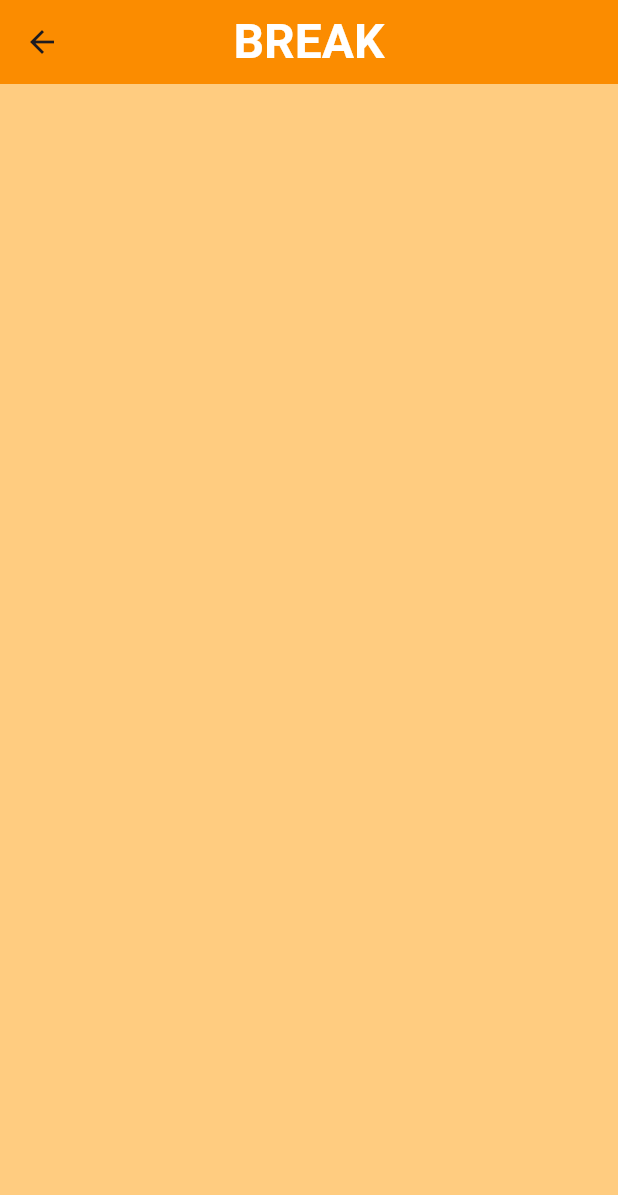
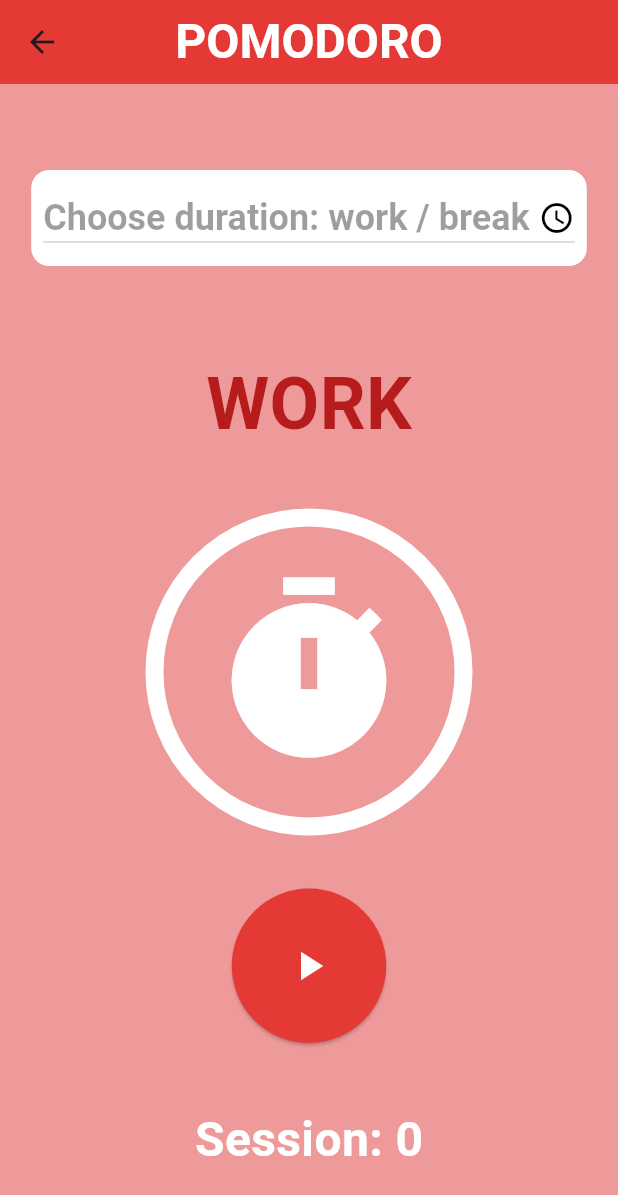
Before and after one commit to Nevsh/CPD-Projekt, a Flutter app: the screen it shows after launch, after a tap on "Break", on a phone screen of 412 x 824 dp. Shown: the top 1195 px of the screen. Run offline on Flutter 3.47's test engine with Material 3 defaults, Android fonts, the phone set to English and light mode, and no system bars; missing offline and left inert: flutter_ringtone_player.

Commit message:
Adding/Refactoring
Adding:
- Pomodoro Timer mit work und break Phase
- Counter der Anzahl Pomodoro Sessions zählt
- neue Dateien
  + timer_widgets
  + timer_dropdown_widget
  + timer_model
  + pomodoro_timer_model
  + meditation_timer_model

Refactoring:
- Umbenennung
  + break_page -> pomodoro_page

```diff
--- a/lib/main.dart
+++ b/lib/main.dart
@@ -1,15 +1,16 @@
-import 'package:cpd_project/pages/break_page.dart';
 import 'package:cpd_project/pages/exercise_page.dart';
 import 'package:cpd_project/pages/history_page.dart';
 import 'package:cpd_project/pages/home_page.dart';
 import 'package:cpd_project/pages/main_page.dart';
 import 'package:cpd_project/pages/meditation_page.dart';
+import 'package:cpd_project/pages/pomodoro_page.dart';
 import 'package:cpd_project/pages/review_page.dart';
 import 'package:flutter/material.dart';
 import 'package:provider/provider.dart';
 
-import 'models/home_navigation_bar.dart';
-import 'models/meditation_timer.dart';
+import 'models/home_navigation_bar_model.dart';
+import 'models/meditation_timer_model.dart';
+import 'models/pomodoro_timer_model.dart';
 
 void main() {
   runApp(ChangeNotifierProvider(
@@ -26,6 +27,7 @@ class MyApp extends StatelessWidget {
     return MultiProvider(
       providers: [
         ChangeNotifierProvider(create: (context) => MeditationTimerModel()),
+        ChangeNotifierProvider(create: (context) => PomodoroTimerModel()),
         ChangeNotifierProvider(create: (context) => HomeNavigationBarModel()),
       ],
       child: MaterialApp(
--- a/lib/models/meditation_timer.dart
+++ /dev/null
@@ -1,67 +0,0 @@
-import 'dart:async';
-
-import 'package:flutter/material.dart';
-
-class MeditationTimerModel extends ChangeNotifier {
-  int? _time;
-  int _timeInSec = 1;
-  int _maxTime = 1;
-  Timer? _timer;
-
-  int? get time => _time;
-  int get timeInSec => _timeInSec;
-  int get maxTime => _maxTime;
-  Timer? get timer => _timer;
-
-  void timerSet(int? selectedTime) {
-    if (selectedTime is int) {
-      _time = selectedTime;
-      _timeInSec = selectedTime * 60;
-      _maxTime = selectedTime * 60;
-      notifyListeners();
-    }
-  }
-
-  void startTimer() {
-    _timer = Timer.periodic(const Duration(seconds: 1), (_) {
-      if (_timeInSec > 0) {
-        _timeInSec--;
-      } else {
-        stopTimer(reset: false);
-      }
-      notifyListeners();
-    });
-  }
-
-  void stopTimer({bool reset = true}) {
-    if (reset) {
-      resetTimer();
-    }
-
-    if (_timer is Timer) {
-      _timer?.cancel();
-      notifyListeners();
-    }
-  }
-
-  void resetTimer() {
-    _timeInSec = _maxTime;
-    notifyListeners();
-  }
-
-  String formatTime(int seconds) {
-    // Berechne Stunden, Minuten und Sekunden
-    // int hours = seconds ~/ 3600;
-    int minutes = (seconds % 3600) ~/ 60;
-    int secs = seconds % 60;
-
-    // Formatiere die Werte als zweistellige Strings
-    // String hoursStr = hours.toString().padLeft(2, '0');
-    String minutesStr = minutes.toString().padLeft(2, '0');
-    String secondsStr = secs.toString().padLeft(2, '0');
-
-    // Setze die Werte im Format HH:MM:SS zusammen
-    // return '$hoursStr:$minutesStr:$secondsStr';
-    return '$minutesStr:$secondsStr';
-  }
-}
--- /dev/null
+++ b/lib/models/meditation_timer_model.dart
@@ -0,0 +1,3 @@
+import 'package:cpd_project/models/timer_model.dart';
+
+class MeditationTimerModel extends TimerModel {}
--- /dev/null
+++ b/lib/models/pomodoro_timer_model.dart
@@ -0,0 +1,56 @@
+import 'dart:async';
+
+import 'package:cpd_project/models/timer_model.dart';
+import 'package:flutter_ringtone_player/flutter_ringtone_player.dart';
+
+class PomodoroTimerModel extends TimerModel {
+  int _breakTime = 0;
+  int _timeSelected = 0;
+  bool _focusSessionDone = false;
+  int _session = 0;
+
+  int get breakTime => _breakTime;
+  int get timeSelected => _timeSelected;
+  bool get focusSessionDone => _focusSessionDone;
+  int get session => _session;
+
+  @override
+  void timerSet(int? selectedTime) {
+    if (selectedTime is int) {
+      time = selectedTime;
+      timeInSec = selectedTime * 60;
+      maxTime = selectedTime * 60;
+      _timeSelected = selectedTime * 60;
+      if (selectedTime == 25) {
+        _breakTime = 5 * 60;
+      } else if (selectedTime == 50) {
+        _breakTime = 10 * 60;
+      } else {
+        _breakTime = 20 * 60;
+      }
+      notifyListeners();
+    }
+  }
+
+  @override
+  void startTimer() {
+    timer = Timer.periodic(const Duration(milliseconds: 1), (_) {
+      if (timeInSec > 0) {
+        timeInSec--;
+      } else {
+        FlutterRingtonePlayer().playNotification();
+        if (_focusSessionDone) {
+          stopTimer(reset: false);
+          _focusSessionDone = false;
+          maxTime = _timeSelected;
+        } else {
+          _focusSessionDone = true;
+          timeInSec = _breakTime;
+          maxTime = _breakTime;
+          _session++;
+        }
+      }
+      notifyListeners();
+    });
+  }
+}
--- /dev/null
+++ b/lib/models/timer_model.dart
@@ -0,0 +1,69 @@
+import 'dart:async';
+
+import 'package:flutter/material.dart';
+import 'package:flutter_ringtone_player/flutter_ringtone_player.dart';
+
+class TimerModel extends ChangeNotifier {
+  int? time;
+  int timeInSec = 1;
+  int maxTime = 1;
+  Timer? timer;
+
+  void timerSet(int? selectedTime) {
+    if (selectedTime is int) {
+      time = selectedTime;
+      timeInSec = selectedTime * 60;
+      maxTime = selectedTime * 60;
+      notifyListeners();
+    }
+  }
+
+  void startTimer() {
+    timer = Timer.periodic(const Duration(milliseconds: 10), (_) {
+      if (timeInSec > 0) {
+        timeInSec--;
+      } else {
+        FlutterRingtonePlayer().playNotification();
+        stopTimer(reset: false);
+      }
+      notifyListeners();
+    });
+  }
+
+  void stopTimer({bool reset = true}) {
+    if (reset) {
+      resetTimer();
+    }
+
+    if (timer is Timer) {
+      timer?.cancel();
+      notifyListeners();
+    }
+  }
+
+  void resetTimer() {
+    timeInSec = maxTime;
+    notifyListeners();
+  }
+
+  double calcTimeProgress() {
+    return (1 - timeInSec / maxTime);
+  }
+
+  String formatTime(int seconds) {
+    // Berechne Stunden, Minuten und Sekunden
+    int hours = seconds ~/ 3600;
+    int minutes = (seconds % 3600) ~/ 60;
+    int secs = seconds % 60;
+
+    // Formatiere die Werte als zweistellige Strings
+    String hoursStr = hours.toString().padLeft(1, '0');
+    String minutesStr = minutes.toString().padLeft(2, '0');
+    String secondsStr = secs.toString().padLeft(2, '0');
+
+    // Setze die Werte im Format H:MM:SS oder MM:SS zusammen
+    return hours > 0
+        ? '$hoursStr:$minutesStr:$secondsStr'
+        : '$minutesStr:$secondsStr';
+  }
+}
--- a/lib/pages/break_page.dart
+++ /dev/null
@@ -1,24 +0,0 @@
-import 'package:flutter/material.dart';
-
-class BreakPage extends StatelessWidget {
-  const BreakPage({super.key});
-
-  @override
-  Widget build(BuildContext context) {
-    return Scaffold(
-      backgroundColor: Colors.orange[200],
-      appBar: AppBar(
-        title: const Text(
-          'BREAK',
-          style: TextStyle(
-            fontSize: 32,
-            fontWeight: FontWeight.bold,
-            color: Colors.white,
-          ),
-        ),
-        centerTitle: true,
-        backgroundColor: Colors.orange[600],
-      ),
-    );
-  }
-}
--- a/lib/pages/main_page.dart
+++ b/lib/pages/main_page.dart
@@ -2,7 +2,7 @@ import 'package:cpd_project/pages/history_page.dart';
 import 'package:flutter/material.dart';
 import 'package:provider/provider.dart';
 
-import '../models/home_navigation_bar.dart';
+import '../models/home_navigation_bar_model.dart';
 import 'home_page.dart';
 
 class MainPage extends StatelessWidget {
--- /dev/null
+++ b/lib/pages/pomodoro_page.dart
@@ -0,0 +1,78 @@
+import 'package:cpd_project/models/pomodoro_timer_model.dart';
+import 'package:flutter/material.dart';
+import 'package:provider/provider.dart';
+
+import '../widgets/timer_dropdown_widget.dart';
+import '../widgets/timer_wigets.dart';
+
+class BreakPage extends StatelessWidget {
+  const BreakPage({super.key});
+
+  @override
+  Widget build(BuildContext context) {
+    return Consumer<PomodoroTimerModel>(
+      builder: (context, value, child) => Scaffold(
+        backgroundColor: Colors.red[200],
+        appBar: AppBar(
+          title: const Text(
+            'POMODORO',
+            style: TextStyle(
+              fontSize: 32,
+              fontWeight: FontWeight.bold,
+              color: Colors.white,
+            ),
+          ),
+          centerTitle: true,
+          backgroundColor: Colors.red[600],
+        ),
+        body: Column(
+          mainAxisAlignment: MainAxisAlignment.spaceEvenly,
+          children: [
+            Center(
+              child: Padding(
+                padding: const EdgeInsets.all(16.0),
+                child: TimerDropdown(
+                  items: const [
+                    DropdownMenuItem(
+                      value: 25,
+                      child: Text('25 / 5 min'),
+                    ),
+                    DropdownMenuItem(
+                      value: 50,
+                      child: Text('50 / 10 min'),
+                    ),
+                    DropdownMenuItem(
+                      value: 90,
+                      child: Text('90 / 20 min'),
+                    ),
+                  ],
+                  value: value.time,
+                  onChanged: value.timerSet,
+                  hintText: 'Choose duration: work / break ',
+                ),
+              ),
+            ),
+            Text(
+              value.focusSessionDone || value.timeInSec == 0 ? 'BREAK' : 'WORK',
+              style: TextStyle(
+                  fontSize: 48,
+                  fontWeight: FontWeight.bold,
+                  color: value.focusSessionDone || value.timeInSec == 0
+                      ? Colors.blue[900]
+                      : Colors.red[900]),
+            ),
+            createTimer(context, value, true),
+            createButton(value, Colors.red[600]),
+            Text(
+              'Session: ${value.session}',
+              style: const TextStyle(
+                  fontSize: 32,
+                  fontWeight: FontWeight.bold,
+                  color: Colors.white),
+            ),
+          ],
+        ),
+      ),
+    );
+  }
+}
--- /dev/null
+++ b/lib/widgets/timer_dropdown_widget.dart
@@ -0,0 +1,42 @@
+import 'package:flutter/material.dart';
+
+class TimerDropdown extends StatelessWidget {
+  final List<DropdownMenuItem<int>> items;
+  final int? value;
+  final ValueChanged<int?> onChanged;
+  final String hintText;
+
+  const TimerDropdown(
+      {super.key,
+      required this.items,
+      required this.value,
+      required this.onChanged,
+      required this.hintText});
+
+  @override
+  Widget build(BuildContext context) {
+    return Container(
+      padding: const EdgeInsets.all(8),
+      decoration: BoxDecoration(
+        color: Colors.white,
+        borderRadius: BorderRadius.circular(12),
+      ),
+      child: DropdownButton<int>(
+        icon: const Icon(Icons.watch_later_outlined),
+        iconEnabledColor: Colors.black,
+        style: const TextStyle(
+          fontSize: 24,
+          fontWeight: FontWeight.bold,
+          color: Colors.black,
+        ),
+        hint: Text(
+          hintText,
+          style: const TextStyle(color: Colors.black38),
+        ),
+        value: value,
+        onChanged: onChanged,
+        items: items,
+      ),
+    );
+  }
+}
--- /dev/null
+++ b/lib/widgets/timer_wigets.dart
@@ -0,0 +1,161 @@
+import 'package:flutter/material.dart';
+
+class TimerButton extends StatelessWidget {
+  const TimerButton(
+      {super.key,
+      required this.onClicked,
+      required this.icon,
+      required this.color});
+
+  final Icon icon;
+  final VoidCallback onClicked;
+  final Color? color;
+
+  @override
+  Widget build(BuildContext context) {
+    double width = MediaQuery.of(context).size.width / 4;
+    double height = width;
+
+    return ElevatedButton(
+      onPressed: onClicked,
+      style: ElevatedButton.styleFrom(
+        backgroundColor: color,
+        shape: const CircleBorder(),
+        // minimumSize: const Size(100, 100),
+        minimumSize: Size(width, height),
+      ),
+      child: icon,
+    );
+  }
+}
+
+Widget createButton(timer, Color? buttonColor) {
+  final isRunning = timer.timer == null ? false : timer.timer!.isActive;
+  final isCompleted = timer.timeInSec == timer.maxTime || timer.timeInSec == 0;
+
+  return isRunning || !isCompleted
+      ? Row(
+          mainAxisAlignment: MainAxisAlignment.center,
+          children: [
+            TimerButton(
+              onClicked: () {
+                if (isRunning) {
+                  timer.stopTimer(reset: false);
+                } else {
+                  timer.startTimer();
+                }
+              },
+              icon: isRunning
+                  ? const Icon(
+                      Icons.pause,
+                      color: Colors.white,
+                      size: 32,
+                    )
+                  : const Icon(
+                      Icons.play_arrow,
+                      color: Colors.white,
+                      size: 32,
+                    ),
+              color: buttonColor,
+            ),
+            const SizedBox(
+              width: 32,
+            ),
+            TimerButton(
+              onClicked: timer.stopTimer,
+              icon: const Icon(
+                Icons.refresh,
+                color: Colors.white,
+                size: 32,
+              ),
+              color: buttonColor,
+            ),
+          ],
+        )
+      : TimerButton(
+          onClicked: () {
+            if (timer.timeInSec > 1) {
+              timer.startTimer();
+            } else if (timer.timeInSec == 0) {
+              timer.stopTimer(reset: true);
+            }
+          },
+          icon: timer.timeInSec == 0
+              ? const Icon(
+                  Icons.refresh,
+                  color: Colors.white,
+                  size: 32,
+                )
+              : const Icon(
+                  Icons.play_arrow,
+                  color: Colors.white,
+                  size: 32,
+                ),
+          color: buttonColor,
+        );
+}
+
+Widget createTime(BuildContext context, dynamic timer, bool isPomodoroPage) {
+  String formattedTime = timer.formatTime(timer.timeInSec);
+  if (timer.timeInSec == 0) {
+    if (!isPomodoroPage || !timer.focusSessionDone) {
+      return Icon(
+        Icons.done_rounded,
+        color: Colors.greenAccent,
+        // size: 160,
+        size: MediaQuery.of(context).size.width / 3,
+      );
+    }
+  }
+  if (timer.timer == null && timer.time == null) {
+    return Icon(
+      Icons.timer,
+      color: Colors.white,
+      size: MediaQuery.of(context).size.width / 3,
+    );
+  }
+  return isPomodoroPage
+      ? Text(
+          formattedTime,
+          style: TextStyle(
+            fontWeight: FontWeight.bold,
+            fontSize: 48,
+            color: timer.focusSessionDone ? Colors.blue[900] : Colors.red[900],
+          ),
+        )
+      : Text(
+          formattedTime,
+          style: TextStyle(
+            fontWeight: FontWeight.bold,
+            fontSize: 48,
+            color: Colors.teal[900],
+          ),
+        );
+}
+
+Widget createTimer(BuildContext context, dynamic timer, bool isPomodoroPage) {
+  double width = MediaQuery.of(context).size.width / 2;
+  double height = width;
+
+  return SizedBox(
+    // width: 200,
+    // height: 200,
+    width: width,
+    height: height,
+    child: Stack(
+      fit: StackFit.expand,
+      children: [
+        CircularProgressIndicator(
+          // value: (1 - timer.timeInSec / timer.maxTime) as double,
+          value: timer.calcTimeProgress(),
+          strokeWidth: 12,
+          valueColor: const AlwaysStoppedAnimation(Colors.greenAccent),
+          backgroundColor: Colors.white,
+        ),
+        Center(
+          child: createTime(context, timer, isPomodoroPage),
+        ),
+      ],
+    ),
+  );
+}
--- a/pubspec.yaml
+++ b/pubspec.yaml
@@ -36,6 +36,7 @@ dependencies:
   # Use with the CupertinoIcons class for iOS style icons.
   cupertino_icons: ^1.0.6
   provider: ^6.1.2
+  flutter_ringtone_player: ^4.0.0+2
 
 dev_dependencies:
   flutter_test:
```
Also changed, not shown: lib/pages/meditation_page.dart (+9 -133 lines), lib/widgets/meditation_timer_button.dart (deleted, +0 -21 lines), lib/models/home_navigation_bar_model.dart (renamed from lib/models/home_navigation_bar.dart), pubspec.lock, 3 other files.
